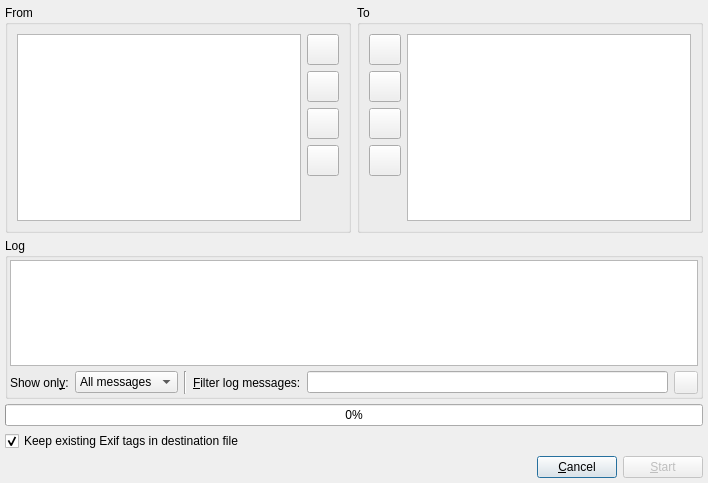
This is src/TransplantExif/TransplantExifDialog.ui in LuminanceHDR/LuminanceHDR as Qt 5 draws it before an edit. The edited form follows.
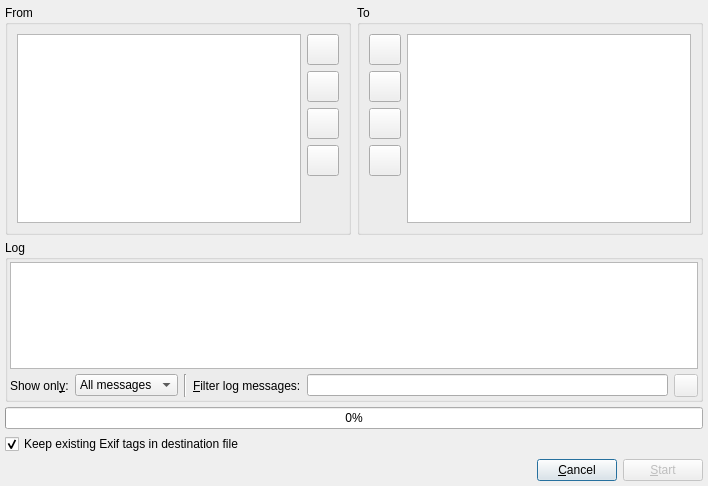
This is the edited form. Icons and pictures are not drawn.

```diff
--- a/src/TransplantExif/TransplantExifDialog.ui
+++ b/src/TransplantExif/TransplantExifDialog.ui
@@ -8,7 +8,7 @@
     <x>0</x>
     <y>0</y>
     <width>708</width>
-    <height>483</height>
+    <height>486</height>
    </rect>
   </property>
   <property name="windowTitle">
```
Left out of the diff: 27 changed lines with no effect on the pictures.
